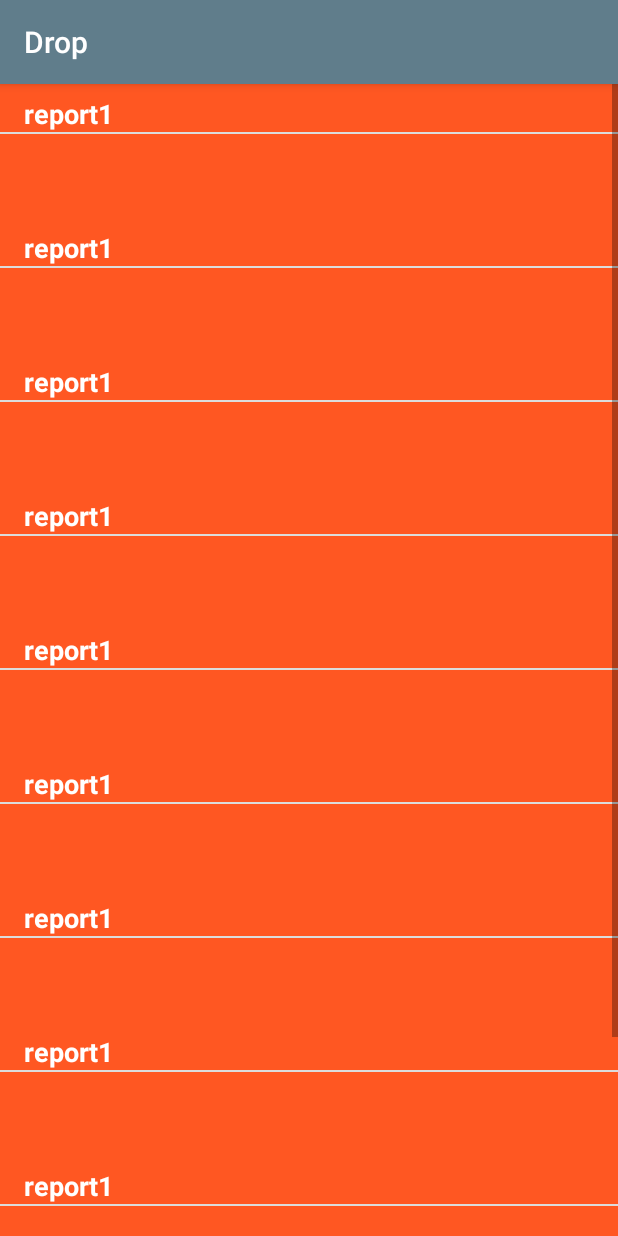
After one commit to sunjayden/Drop, an Android app: the fragment _SRFragment shown on its own in the app's theme, on a phone screen of 412 x 824 dp. The commit adds this screen. Run offline under Robolectric (Android 15) with nearby library versions, the phone set to English and light mode, and no system bars.

Commit message:
temp recycler view

```diff
--- a/app/src/main/java/gatech/cs2340/android/drop/controllers/SettingActivity.java
+++ b/app/src/main/java/gatech/cs2340/android/drop/controllers/SettingActivity.java
@@ -12,8 +12,6 @@ import android.widget.ImageButton;
 import android.widget.Toast;
 
 import com.google.firebase.auth.FirebaseAuth;
-
-import java.util.Set;
 
 import gatech.cs2340.android.drop.R;
 
@@ -42,7 +40,7 @@ public class SettingActivity extends AppCompatActivity {
                 switch (item.getItemId()) {
 
                     case R.id.newspaper:
-                        startActivity(new Intent(SettingActivity.this, ReportActivity.class));
+                        startActivity(new Intent(SettingActivity.this, _SRActivity.class));
                         break;
                     case R.id.placeholder:
                         startActivity(new Intent(SettingActivity.this, MapActivity.class));
--- /dev/null
+++ b/app/src/main/java/gatech/cs2340/android/drop/controllers/_SRAdapter.java
@@ -0,0 +1,41 @@
+package gatech.cs2340.android.drop.controllers;
+
+import android.app.Activity;
+import android.view.LayoutInflater;
+import android.view.View;
+import android.view.ViewGroup;
+import android.widget.ArrayAdapter;
+import android.widget.TextView;
+
+import java.util.ArrayList;
+
+import gatech.cs2340.android.drop.R;
+import gatech.cs2340.android.drop.model._sRReport;
+
+public class _SRAdapter extends ArrayAdapter<_sRReport> {
+    public _SRAdapter(Activity context, ArrayList<_sRReport> SRReports) {
+        super(context, 0, SRReports);
+    }
+
+    @Override
+    public View getView(int position, View convertView, ViewGroup parent) {
+
+        View listView = convertView;
+        if (listView == null) {
+            listView = LayoutInflater.from(getContext()).inflate(R.layout.list_item, parent, false);
+        }
+
+        _sRReport currentSRReport = getItem(position);
+
+        TextView miwokTextView = (TextView)listView.findViewById(R.id.miwok_text_view);
+        miwokTextView.setText(currentSRReport.getName());
+
+
+
+        View textContainer = listView.findViewById(R.id.text_view);
+        //int background = ContextCompat.getColor(getContext(), color);
+        //textContainer.setBackgroundColor(background);
+
+        return listView;
+    }
+}
--- /dev/null
+++ b/app/src/main/java/gatech/cs2340/android/drop/controllers/_SRFragment.java
@@ -0,0 +1,74 @@
+package gatech.cs2340.android.drop.controllers;
+
+
+import android.os.Bundle;
+import android.support.v4.app.Fragment;
+import android.view.LayoutInflater;
+import android.view.View;
+import android.view.ViewGroup;
+import android.widget.AdapterView;
+import android.widget.ListView;
+
+import java.util.ArrayList;
+
+import gatech.cs2340.android.drop.R;
+import gatech.cs2340.android.drop.model.Type;
+import gatech.cs2340.android.drop.model.Water;
+import gatech.cs2340.android.drop.model._sRReport;
+
+/**
+ * {@link Fragment} that displays a list of phrases.
+ */
+public class _SRFragment extends Fragment {
+
+    public _SRFragment() {
+        // Required empty public constructor
+    }
+
+    @Override
+    public View onCreateView(LayoutInflater inflater, ViewGroup container,
+                             Bundle savedInstanceState) {
+        View rootView = inflater.inflate(R.layout.report_list, container, false);
+
+        // Create a list of words
+        final ArrayList<_sRReport> words = new ArrayList<>();
+        words.add(new _sRReport("report1", Type.LAKE, Water.WASTE));
+        words.add(new _sRReport("report1", Type.LAKE, Water.WASTE));
+        words.add(new _sRReport("report1", Type.LAKE, Water.WASTE));
+        words.add(new _sRReport("report1", Type.LAKE, Water.WASTE));
+        words.add(new _sRReport("report1", Type.LAKE, Water.WASTE));
+        words.add(new _sRReport("report1", Type.LAKE, Water.WASTE));
+        words.add(new _sRReport("report1", Type.LAKE, Water.WASTE));
+        words.add(new _sRReport("report1", Type.LAKE, Water.WASTE));
+        words.add(new _sRReport("report1", Type.LAKE, Water.WASTE));
+        words.add(new _sRReport("report1", Type.LAKE, Water.WASTE));
+        words.add(new _sRReport("report1", Type.LAKE, Water.WASTE));
+
+
+        // Create an {@link _SRAdapter}, whose data source is a list of {@link _sRReport}s. The
+        // adapter knows how to create list items for each item in the list.
+        _SRAdapter adapter = new _SRAdapter(getActivity(), words);
+
+        // Find the {@link ListView} object in the view hierarchy of the {@link Activity}.
+        // There should be a {@link ListView} with the view ID called list, which is declared in the
+        // report_list.xmlml layout file.
+        ListView listView = (ListView) rootView.findViewById(R.id.list);
+
+        // Make the {@link ListView} use the {@link _SRAdapter} we created above, so that the
+        // {@link ListView} will display list items for each {@link _sRReport} in the list.
+        listView.setAdapter(adapter);
+
+        // Set a click listener to play the audio when the list item is clicked on
+        listView.setOnItemClickListener(new AdapterView.OnItemClickListener() {
+            @Override
+            public void onItemClick(AdapterView<?> adapterView, View view, int position, long l) {
+
+                // Get the {@link _sRReport} object at the given position the user clicked on
+                _sRReport word = words.get(position);
+
+            }
+        });
+
+        return rootView;
+    }
+}
--- /dev/null
+++ b/app/src/main/java/gatech/cs2340/android/drop/model/_sRReport.java
@@ -0,0 +1,114 @@
+package gatech.cs2340.android.drop.model;
+
+public class _sRReport {
+
+    private static int Next_Id = 0;
+    private String _date;
+    private int _id;
+    private String _name;
+    private String _location;
+    private Type _type;     // THIS IS THE Type
+    private Water _water;  // this is the condition
+
+    // ADD an attribute
+
+
+    /* **********************
+     * Getters and setters
+     */
+    public String getName() { return _name; }
+    public void setName(String name) { _name = name; }
+
+    //no setter for this.  id is a read only field
+    public int getId() { return _id; }
+
+    public String getLocation() {return _location;}
+    public void setLocation(String loc){ _location = loc;}
+
+    public String getDate() {
+        return _date;
+    }
+
+    public void setDate(String date) {
+        this._date = date;
+    }
+
+    public Type getType() {return _type;}
+    public void setType(Type _type) {this._type = _type;}
+
+    public Water getWater() {return _water;}
+    public void setWater(Water water) {_water = water;}
+
+
+
+    /**
+     * Make a new student
+     * @param name      the name of the reporter
+     * @param loc     the location of water
+     */
+    public _sRReport(String name, Type loc) {
+
+        this(name, loc, Water.WASTE);
+    }
+
+    /**
+     *
+     * @param name the name of the reporter
+     * @param type water type
+     * @param water water condition
+     */
+
+    public _sRReport(String name, Type type, Water water) {
+        _name = name;
+        _type = type;
+        _id = _sRReport.Next_Id++;
+        _water = water;
+
+    }
+
+
+
+    /**
+     * No param constructor -- DO NOT CALL NORMALLY
+     * This constructor only for GUI use in edit/new sourceReport
+     */
+    public _sRReport() {
+    }
+
+    public static int findConditionPosition(Water water) {
+        int i = 0;
+        Water[] array = Water.values();
+        while (i < array.length) {
+            if (water.equals(array[i])) {
+                i++;
+            }
+        }
+        return 0;
+    }
+
+    public static int findWaterPosition(Type type) {
+        int i = 0;
+        Type[] array = Type.values();
+        while (i < array.length) {
+            if (type.equals(array[i])) {
+                i++;
+            }
+        }
+        return 0;
+    }
+
+
+
+    /**
+     *
+     * @return the display string representation
+     */
+    @Override
+    public String toString() {
+        return _name + " " + _location + " " + _water;
+    }
+
+
+
+
+}
--- /dev/null
+++ b/app/src/main/res/layout/list_item.xml
@@ -0,0 +1,38 @@
+<?xml version="1.0" encoding="utf-8"?>
+<LinearLayout xmlns:android="http://schemas.android.com/apk/res/android"
+    xmlns:tools="http://schemas.android.com/tools"
+    android:layout_width="match_parent"
+    android:layout_height="wrap_content"
+    android:background="@color/colorAccent"
+    android:minHeight="88dp"
+    android:orientation="horizontal">
+
+    <LinearLayout
+        android:layout_width="match_parent"
+        android:layout_height="match_parent"
+        android:orientation="horizontal">
+
+
+        <LinearLayout
+            android:id="@+id/text_view"
+            android:layout_width="match_parent"
+            android:layout_height="match_parent"
+            android:background="@color/colorAccent"
+            android:orientation="vertical"
+            android:paddingLeft="16dp">
+
+            <TextView
+                android:id="@+id/miwok_text_view"
+                android:layout_width="match_parent"
+                android:layout_height="0dp"
+                android:layout_weight="1"
+                android:gravity="bottom"
+                android:textAppearance="?android:textAppearanceMedium"
+                android:textColor="@android:color/white"
+                android:textStyle="bold"
+                tools:text="lutti" />
+
+
+        </LinearLayout>
+    </LinearLayout>
+</LinearLayout>
--- /dev/null
+++ b/app/src/main/res/layout/report_list.xml
@@ -0,0 +1,7 @@
+<?xml version="1.0" encoding="utf-8"?>
+<ListView xmlns:android="http://schemas.android.com/apk/res/android"
+    android:id="@+id/list"
+    android:orientation="vertical"
+    android:layout_width="match_parent"
+    android:layout_height="match_parent"
+    android:drawSelectorOnTop="true"/>
```
Also changed, not shown: app/src/main/java/gatech/cs2340/android/drop/controllers/_SRActivity.java (added, +18 -0 lines), app/src/main/res/layout/activity_category.xml (added, +7 -0 lines).
